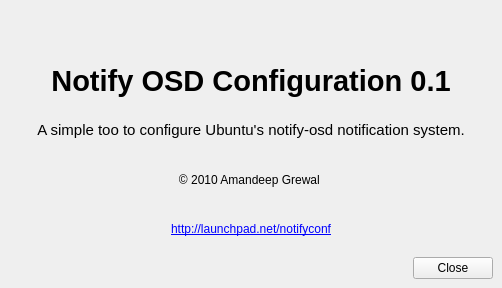
Qt form aboutw.ui (amandeepg/notifyosdconfig) before a commit.
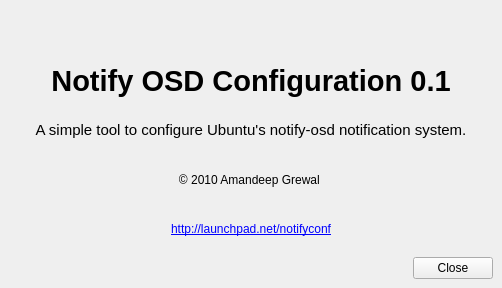
The same form after that commit. Icons and pictures are not drawn.

Diff of the .ui file:
```diff
--- a/aboutw.ui
+++ b/aboutw.ui
@@ -95,7 +95,7 @@
        </font>
       </property>
       <property name="text">
-       <string>A simple too to configure Ubuntu's notify-osd notification system.</string>
+       <string>A simple tool to configure Ubuntu's notify-osd notification system.</string>
       </property>
       <property name="alignment">
        <set>Qt::AlignCenter</set>
```
